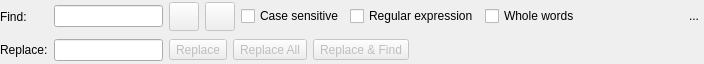
This is libpgmodeler_ui/ui/findreplacewidget.ui in pgmodeler/pgmodeler as Qt 5 draws it before an edit. The edited form follows.
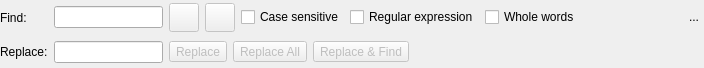
This is the edited form. Icons and pictures are not drawn.

What changed in the file:
```diff
--- a/libpgmodeler_ui/ui/findreplacewidget.ui
+++ b/libpgmodeler_ui/ui/findreplacewidget.ui
@@ -7,7 +7,7 @@
     <x>0</x>
     <y>0</y>
     <width>704</width>
-    <height>64</height>
+    <height>68</height>
    </rect>
   </property>
   <property name="sizePolicy">
@@ -46,7 +46,11 @@
     </widget>
    </item>
    <item row="0" column="1">
-    <widget class="QLineEdit" name="find_edt"/>
+    <widget class="QLineEdit" name="find_edt">
+     <property name="clearButtonEnabled">
+      <bool>true</bool>
+     </property>
+    </widget>
    </item>
    <item row="0" column="2">
     <layout class="QHBoxLayout" name="horizontalLayout">
@@ -215,7 +219,11 @@
     </widget>
    </item>
    <item row="1" column="1">
-    <widget class="QLineEdit" name="replace_edt"/>
+    <widget class="QLineEdit" name="replace_edt">
+     <property name="clearButtonEnabled">
+      <bool>true</bool>
+     </property>
+    </widget>
    </item>
    <item row="1" column="2">
     <widget class="QWidget" name="replace_btns_parent" native="true">
```
